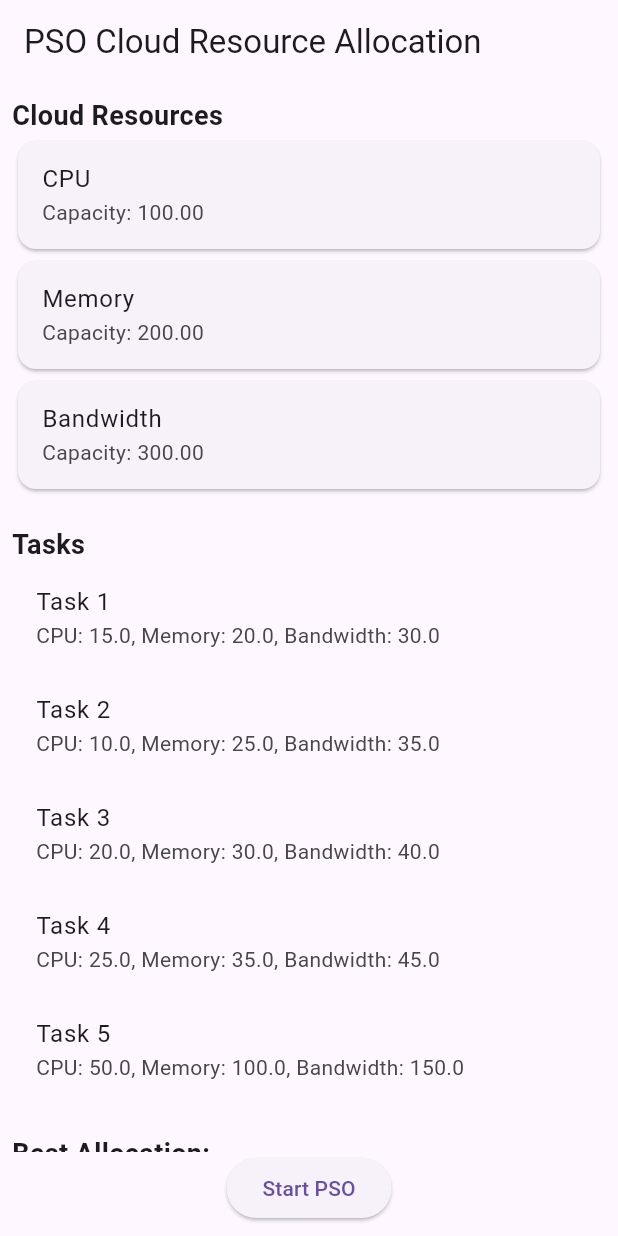
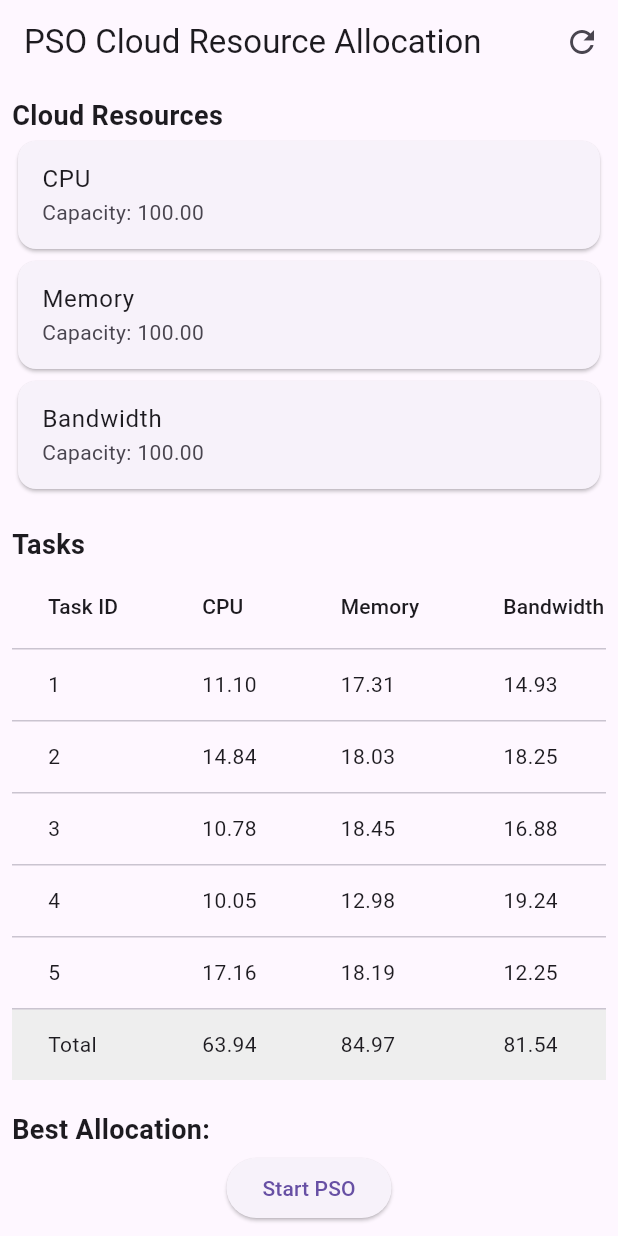
Before and after one commit to praneshp1org/cloud-resource-allocation-using-particle-swarm-optimization, a Flutter app: the screen it shows after launch, on a phone screen of 412 x 824 dp. Run offline on Flutter 3.47's test engine with Material 3 defaults, Android fonts, the phone set to English and light mode, and no system bars; our stand-ins replace fl_chart.

Commit message:
algorithm optimized

```diff
--- a/lib/main.dart
+++ b/lib/main.dart
@@ -2,6 +2,7 @@ import 'dart:convert';
 import 'dart:math';
 import 'package:flutter/material.dart';
 import 'package:flutter/services.dart' show rootBundle;
+import 'package:pso/algorithm/pso_algorithm.dart';
 import 'package:pso/utils/best_allocation_table.dart';
 import 'package:fl_chart/fl_chart.dart';
 import 'package:pso/utils/resource_analysis.dart';
@@ -25,95 +26,132 @@ class PSOSimulation extends StatefulWidget {
 }
 
 class _PSOSimulationState extends State<PSOSimulation> {
-  static const int swarmSize = 30;
-  static const int maxIterations = 100;
-  final double w = 0.5;
-  final double c1 = 1.5;
-  final double c2 = 1.5;
-
+  static const int swarmSize = 50;
+  static const int maxIterations = 200;
+  final double w = 0.7;
+  final double c1 = 2.0;
+  final double c2 = 2.0;
+  bool refresh = false;
   List<Resource>? resources;
   List<Task>? tasks;
-  List<Particle>? swarm;
-  List<double> gBest = [];
-  double gBestFitness = double.maxFinite;
+  PSO? pso;
   bool isRunning = false;
   List<double> fitnessProgress = [];
+  double mse = 0.0;
+  double mae = 0.0;
 
   @override
   void initState() {
     super.initState();
-    loadJsonData();
+    generateRandomData();
   }
 
-  Future<void> loadJsonData() async {
-    try {
-      String data = await rootBundle.loadString('assets/cloud_resources.json');
-      final jsonResult = json.decode(data);
-      resources = (jsonResult['resources'] as List)
-          .map((r) => Resource.fromJson(r))
-          .toList();
-      tasks =
-          (jsonResult['tasks'] as List).map((t) => Task.fromJson(t)).toList();
+  void generateRandomData() {
+    final random = Random();
+    final double maxResourceCapacity = 100.0;
+    final int numTasks = 5;
+    final double spikeChance = 0.1;
 
-      // Notify Flutter that the data has been loaded and the widget needs to rebuild
-      setState(() {
-        initializePSO();
-      });
-    } catch (e) {
-      print('Error loading JSON data: $e');
+    resources = [
+      Resource(name: 'CPU', capacity: maxResourceCapacity),
+      Resource(name: 'Memory', capacity: maxResourceCapacity),
+      Resource(name: 'Bandwidth', capacity: maxResourceCapacity),
+    ];
+
+    double totalTaskCpu = 0;
+    double totalTaskMemory = 0;
+    double totalTaskBandwidth = 0;
+
+    List<Task> generatedTasks = [];
+    for (int i = 0; i < numTasks; i++) {
+      double cpu = random.nextDouble() * 10 + 10;
+      double memory = random.nextDouble() * 10 + 10;
+      double bandwidth = random.nextDouble() * 10 + 10;
+
+      totalTaskCpu += cpu;
+      totalTaskMemory += memory;
+      totalTaskBandwidth += bandwidth;
+
+      generatedTasks.add(Task(
+        id: i + 1,
+        cpu: cpu,
+        memory: memory,
+        bandwidth: bandwidth,
+      ));
     }
+
+    final double totalResourceCapacity =
+        resources!.fold(0, (sum, resource) => sum + resource.capacity);
+
+    if (random.nextDouble() < spikeChance) {
+      double capacityFactor = totalResourceCapacity /
+          max(totalTaskCpu, max(totalTaskMemory, totalTaskBandwidth));
+      if (capacityFactor < 1.0) {
+        generatedTasks = generatedTasks.map((task) {
+          return Task(
+            id: task.id,
+            cpu: task.cpu * 1.5,
+            memory: task.memory * 1.5,
+            bandwidth: task.bandwidth * 1.5,
+          );
+        }).toList();
+      }
+    }
+
+    generatedTasks = generatedTasks.map((task) {
+      return Task(
+        id: task.id,
+        cpu: min(task.cpu, maxResourceCapacity),
+        memory: min(task.memory, maxResourceCapacity),
+        bandwidth: min(task.bandwidth, maxResourceCapacity),
+      );
+    }).toList();
+
+    tasks = generatedTasks;
+
+    setState(() {
+      initializePSO();
+    });
   }
 
   void initializePSO() {
-    if (tasks == null || resources == null) return;
-    int numTasks = tasks!.length;
-    int numResources = resources!.length;
-    swarm = List.generate(swarmSize, (_) => Particle(numTasks, numResources));
-    gBest = List<double>.from(swarm![0].allocation);
-    print('PSO initialized with swarm size: $swarmSize');
+    if (tasks == null || resources == null) {
+      print('Tasks or resources are null');
+      return;
+    }
+    pso = PSO(
+      swarmSize: swarmSize,
+      maxIterations: maxIterations,
+      w: w,
+      c1: c1,
+      c2: c2,
+    );
+    pso!.initialize(tasks!, resources!);
   }
 
   void runPSO() async {
     setState(() {
       isRunning = true;
-      fitnessProgress.clear(); // Clear previous progress
+      fitnessProgress.clear();
     });
 
-    if (swarm == null) return;
+    if (pso == null || tasks == null) {
+      print('PSO or tasks not initialized');
+      return;
+    }
 
-    // Start timing
     final stopwatch = Stopwatch()..start();
 
-    for (int iter = 0; iter < maxIterations; iter++) {
-      for (var particle in swarm!) {
-        particle.fitness = evaluate(particle.allocation);
-        if (particle.fitness < evaluate(particle.pBest)) {
-          particle.pBest = List<double>.from(particle.allocation);
-        }
-        if (particle.fitness < gBestFitness) {
-          gBest = List<double>.from(particle.allocation);
-          gBestFitness = particle.fitness;
-        }
-      }
+    await pso!.run(tasks!, (metrics) {
+      setState(() {
+        fitnessProgress.add(metrics['mse']!);
+        mse = metrics['mse']!;
+        mae = metrics['mae']!;
+      });
+      print(
+          'Current metrics: MSE = ${metrics['mse']}, MAE = ${metrics['mae']}');
+    });
 
-      // Track fitness progress
-      fitnessProgress.add(gBestFitness);
-
-      for (var particle in swarm!) {
-        for (int d = 0; d < particle.allocation.length; d++) {
-          particle.velocity[d] = w * particle.velocity[d] +
-              c1 *
-                  Random().nextDouble() *
-                  (particle.pBest[d] - particle.allocation[d]) +
-              c2 * Random().nextDouble() * (gBest![d] - particle.allocation[d]);
-          particle.allocation[d] += particle.velocity[d];
-        }
-      }
-      await Future.delayed(Duration(milliseconds: 50));
-      setState(() {});
-    }
-
-    // Stop timing
     stopwatch.stop();
     print('PSO completed in ${stopwatch.elapsedMilliseconds} ms');
 
@@ -122,23 +160,29 @@ class _PSOSimulationState extends State<PSOSimulation> {
     });
   }
 
-  double evaluate(List<double> allocation) {
-    double fitness = 0.0;
-    for (int i = 0; i < tasks!.length; i++) {
-      fitness += pow(allocation[i * 3] - tasks![i].cpu, 2).toDouble();
-      fitness += pow(allocation[i * 3 + 1] - tasks![i].memory, 2).toDouble();
-      fitness += pow(allocation[i * 3 + 2] - tasks![i].bandwidth, 2).toDouble();
-    }
-    return fitness;
-  }
-
   @override
   Widget build(BuildContext context) {
+    // Calculate totals
+    double totalCpu = tasks?.fold(0, (sum, task) => sum! + task.cpu) ?? 0;
+    double totalMemory = tasks?.fold(0, (sum, task) => sum! + task.memory) ?? 0;
+    double totalBandwidth =
+        tasks?.fold(0, (sum, task) => sum! + task.bandwidth) ?? 0;
+
     return Scaffold(
       appBar: AppBar(
+        actions: [
+          IconButton(
+            onPressed: () {
+              setState(() {
+                generateRandomData();
+              });
+            },
+            icon: Icon(Icons.refresh),
+          ),
+        ],
         title: Text('PSO Cloud Resource Allocation'),
       ),
-      body: resources == null && tasks == null
+      body: resources == null || tasks == null
           ? Center(child: CircularProgressIndicator())
           : Padding(
               padding: const EdgeInsets.all(8.0),
@@ -150,7 +194,9 @@ class _PSOSimulationState extends State<PSOSimulation> {
                         Text(
                           'Cloud Resources',
                           style: TextStyle(
-                              fontSize: 18, fontWeight: FontWeight.bold),
+                            fontSize: 18,
+                            fontWeight: FontWeight.bold,
+                          ),
                         ),
                         for (var resource in resources!)
                           Card(
@@ -164,50 +210,88 @@ class _PSOSimulationState extends State<PSOSimulation> {
                         Text(
                           'Tasks',
                           style: TextStyle(
-                              fontSize: 18, fontWeight: FontWeight.bold),
+                            fontSize: 18,
+                            fontWeight: FontWeight.bold,
+                          ),
                         ),
-                        for (var task in tasks!)
-                          ListTile(
-                            title: Text('Task ${task.id}'),
-                            subtitle: Text(
-                                'CPU: ${task.cpu}, Memory: ${task.memory}, Bandwidth: ${task.bandwidth}'),
+                        SingleChildScrollView(
+                          scrollDirection: Axis.horizontal,
+                          child: DataTable(
+                            columns: [
+                              DataColumn(label: Text('Task ID')),
+                              DataColumn(label: Text('CPU')),
+                              DataColumn(label: Text('Memory')),
+                              DataColumn(label: Text('Bandwidth')),
+                            ],
+                            rows: [
+                              ...tasks!.map((task) {
+                                return DataRow(cells: [
+                                  DataCell(Text(task.id.toString())),
+                                  DataCell(Text(task.cpu.toStringAsFixed(2))),
+                                  DataCell(
+                                      Text(task.memory.toStringAsFixed(2))),
+                                  DataCell(
+                                      Text(task.bandwidth.toStringAsFixed(2))),
+                                ]);
+                              }).toList(),
+                              DataRow(
+                                  cells: [
+                                    DataCell(Text('Total')),
+                                    DataCell(Text(totalCpu.toStringAsFixed(2))),
+                                    DataCell(
+                                        Text(totalMemory.toStringAsFixed(2))),
+                                    DataCell(Text(
+                                        totalBandwidth.toStringAsFixed(2))),
+                                  ],
+                                  color: MaterialStateProperty.all(
+                                      Colors.grey[200])),
+                            ],
                           ),
+                        ),
                         SizedBox(height: 20),
-                        if (gBest != null)
+                        if (pso != null && pso!.gBest.isNotEmpty)
                           Column(
                             crossAxisAlignment: CrossAxisAlignment.start,
                             children: [
                               Text(
                                 'Best Allocation:',
                                 style: TextStyle(
-                                    fontSize: 18, fontWeight: FontWeight.bold),
+                                  fontSize: 18,
+                                  fontWeight: FontWeight.bold,
+                                ),
                               ),
-                              Text(gBest!.toStringAsFixed(2)),
+                              Text(pso!.gBest.toStringAsFixed(2)),
                               SizedBox(height: 20),
                               BestAllocationTable(
-                                gBest: gBest,
-                                gBestFitness: gBestFitness,
+                                gBest: pso!.gBest,
+                                gBestFitness: pso!.gBestFitness,
                                 tasks: tasks!,
-                                // resources: [],
                               ),
-                              // Resource Analysis
-                              SizedBox(
-                                height: 20,
-                              ),
+                              SizedBox(height: 20),
                               ResourceAnalysis(
                                 resources: resources!,
                                 tasks: tasks!,
-                                // allocation: gBest!,
-                                gBest: gBest!,
+                                gBest: pso!.gBest,
                               ),
                               SizedBox(height: 20),
-                              // Fitness Chart
                               Text(
                                 'Fitness Progress:',
                                 style: TextStyle(
-                                    fontSize: 18, fontWeight: FontWeight.bold),
+                                  fontSize: 18,
+                                  fontWeight: FontWeight.bold,
+                                ),
                               ),
                               FitnessChart(fitnessValues: fitnessProgress),
+                              SizedBox(height: 20),
+                              Text(
+                                'Performance Metrics:',
+                                style: TextStyle(
+                                  fontSize: 18,
+                                  fontWeight: FontWeight.bold,
+                                ),
+                              ),
+                              Text('MSE: ${mse.toStringAsFixed(4)}'),
+                              Text('MAE: ${mae.toStringAsFixed(4)}'),
                             ],
                           ),
                       ],
@@ -224,64 +308,11 @@ class _PSOSimulationState extends State<PSOSimulation> {
   }
 }
 
-class Particle {
-  List<double> allocation;
-  List<double> velocity;
-  late double fitness;
-  List<double> pBest;
-
-  Particle(int numTasks, int numResources)
-      : allocation = List<double>.generate(
-            numTasks * numResources, (_) => Random().nextDouble() * 10),
-        velocity = List<double>.generate(
-            numTasks * numResources, (_) => Random().nextDouble()),
-        pBest = List<double>.generate(
-            numTasks * numResources, (_) => Random().nextDouble() * 10);
-}
-
-class Resource {
-  String name;
-  double capacity;
-
-  Resource({required this.name, required this.capacity});
-
-  factory Resource.fromJson(Map<String, dynamic> json) {
-    return Resource(
-      name: json['name'],
-      capacity: json['capacity'].toDouble(),
-    );
-  }
-}
-
-class Task {
-  int id;
-  double cpu;
-  double memory;
-  double bandwidth;
-
-  Task(
-      {required this.id,
-      required this.cpu,
-      required this.memory,
-      required this.bandwidth});
-
-  factory Task.fromJson(Map<String, dynamic> json) {
-    return Task(
-      id: json['id'],
-      cpu: json['cpu'].toDouble(),
-      memory: json['memory'].toDouble(),
-      bandwidth: json['bandwidth'].toDouble(),
-    );
-  }
-}
-
 extension DoubleListExtension on List<double> {
   String toStringAsFixed(int fractionDigits) {
     return map((e) => e.toStringAsFixed(fractionDigits)).join(', ');
   }
 }
-
-// import 'package:fl_chart/fl_chart.dart';
 
 class FitnessChart extends StatelessWidget {
   final List<double> fitnessValues;
@@ -298,16 +329,15 @@ class FitnessChart extends StatelessWidget {
           borderData: FlBorderData(show: true),
           lineBarsData: [
             LineChartBarData(
-              spots: fitnessValues.asMap().entries.map((entry) {
-                int index = entry.key;
-                double value = entry.value;
-                return FlSpot(index.toDouble(), value);
-              }).toList(),
+              spots: fitnessValues
+                  .asMap()
+                  .entries
+                  .map((e) => FlSpot(e.key.toDouble(), e.value))
+                  .toList(),
               isCurved: true,
               // colors: [Colors.blue],
-              color: Colors.blue,
-              dotData: FlDotData(show: true),
-              belowBarData: BarAreaData(show: false),
+              color: Colors.black,
+              barWidth: 2,
             ),
           ],
         ),
--- a/lib/utils/best_allocation_table.dart
+++ b/lib/utils/best_allocation_table.dart
@@ -1,4 +1,5 @@
 import 'package:flutter/material.dart';
+import 'package:pso/algorithm/pso_algorithm.dart';
 import 'package:pso/main.dart';
 
 class BestAllocationTable extends StatelessWidget {
--- a/lib/utils/resource_analysis.dart
+++ b/lib/utils/resource_analysis.dart
@@ -1,4 +1,5 @@
 import 'package:flutter/material.dart';
+import 'package:pso/algorithm/pso_algorithm.dart';
 import 'package:pso/main.dart';
 
 class ResourceAnalysis extends StatelessWidget {
```
Also changed, not shown: assets/cloud_resources.json (+5 -5 lines), 1 other file.
